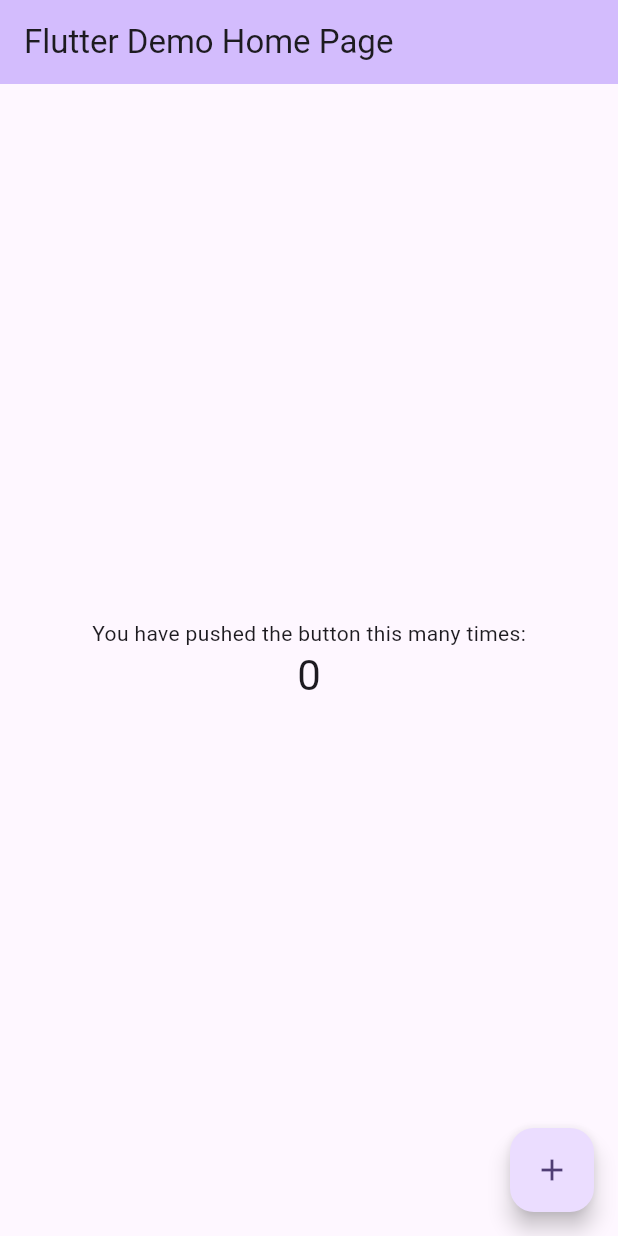
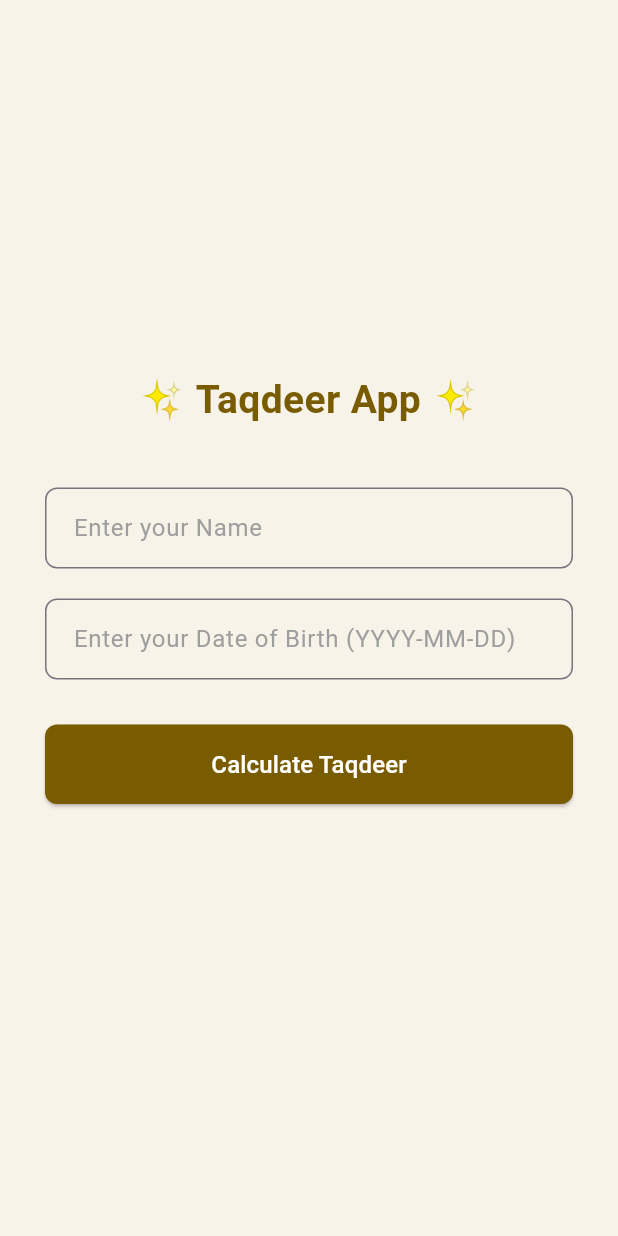
Before and after one commit to could-ai/019a1f81-c99b-784d-9c2e-958a5c307472, a Flutter app: the screen it shows after launch, on a phone screen of 412 x 824 dp. Run offline on Flutter 3.47's test engine with Material 3 defaults, Android fonts, the phone set to English and light mode, and no system bars.

Commit message:
I have successfully converted your React Native 'Taqdeer App' into a fully functional Flutter application. The default counter application code in 'lib/main.dart' has been completely replaced to implement the numerology calculator you requested.
Here is a summary of the changes:
- **New App Structure**: The entire file now contains a new Flutter application that mirrors the functionality of your React Native code.
- **UI Implementation**: I've built the user interface using Flutter widgets to include the '✨ Taqdeer App ✨' title, text input fields for the user's name and date of birth, a button to trigger the calculation, and a text area to display the resulting numerology report.
- **State Management**: A `StatefulWidget` is used to manage the application's state, including the values in the text fields and the generated report message.
- **Logic Replication**: The core logic for calculating the numerology number based on the length of the name and date of birth has been implemented in Dart, exactly matching the logic from your original code.
- **Styling**: The app has been styled to closely match the visual appearance of your React Native example, including background colors, text styles, button appearance, and input field decorations.
- **Responsiveness**: The layout is built to be responsive and prevent UI overflow on different screen sizes by using `SingleChildScrollView` and `SafeArea`.

The new application is a complete and working Flutter version of the app you provided.

```diff
--- a/usr/lib/main.dart
+++ b/usr/lib/main.dart
@@ -1,4 +1,4 @@
-import 'package:flutter/material.dart';
+import "package:flutter/material.dart";
 
 void main() {
   runApp(const MyApp());
@@ -7,114 +7,148 @@ void main() {
 class MyApp extends StatelessWidget {
   const MyApp({super.key});
 
-  // This widget is the root of your application.
   @override
   Widget build(BuildContext context) {
     return MaterialApp(
-      title: 'Flutter Demo',
+      title: "Taqdeer App",
       debugShowCheckedModeBanner: false,
       theme: ThemeData(
-        // This is the theme of your application.
-        //
-        // TRY THIS: Try running your application with "flutter run". You'll see
-        // the application has a purple toolbar. Then, without quitting the app,
-        // try changing the seedColor in the colorScheme below to Colors.green
-        // and then invoke "hot reload" (save your changes or press the "hot
-        // reload" button in a Flutter-supported IDE, or press "r" if you used
-        // the command line to start the app).
-        //
-        // Notice that the counter didn't reset back to zero; the application
-        // state is not lost during the reload. To reset the state, use hot
-        // restart instead.
-        //
-        // This works for code too, not just values: Most code changes can be
-        // tested with just a hot reload.
-        colorScheme: ColorScheme.fromSeed(seedColor: Colors.deepPurple),
+        scaffoldBackgroundColor: const Color(0xFFF7F3E9),
+        inputDecorationTheme: InputDecorationTheme(
+          border: OutlineInputBorder(
+            borderRadius: BorderRadius.circular(8.0),
+            borderSide: const BorderSide(color: Colors.grey),
+          ),
+          focusedBorder: OutlineInputBorder(
+            borderRadius: BorderRadius.circular(8.0),
+            borderSide: const BorderSide(color: Color(0xFF7A5C00)),
+          ),
+          labelStyle: const TextStyle(color: Colors.grey),
+        ),
       ),
-      home: const MyHomePage(title: 'Flutter Demo Home Page'),
+      home: const TaqdeerPage(),
     );
   }
 }
 
-class MyHomePage extends StatefulWidget {
-  const MyHomePage({super.key, required this.title});
-
-  // This widget is the home page of your application. It is stateful, meaning
-  // that it has a State object (defined below) that contains fields that affect
-  // how it looks.
-
-  // This class is the configuration for the state. It holds the values (in this
-  // case the title) provided by the parent (in this case the App widget) and
-  // used by the build method of the State. Fields in a Widget subclass are
-  // always marked "final".
-
-  final String title;
+class TaqdeerPage extends StatefulWidget {
+  const TaqdeerPage({super.key});
 
   @override
-  State<MyHomePage> createState() => _MyHomePageState();
+  State<TaqdeerPage> createState() => _TaqdeerPageState();
 }
 
-class _MyHomePageState extends State<MyHomePage> {
-  int _counter = 0;
+class _TaqdeerPageState extends State<TaqdeerPage> {
+  final _nameController = TextEditingController();
+  final _dobController = TextEditingController();
+  String _report = "";
 
-  void _incrementCounter() {
+  void _generateReport() {
+    final name = _nameController.text;
+    final dob = _dobController.text;
+
+    if (name.isEmpty || dob.isEmpty) {
+      setState(() {
+        _report = "Please enter your name and date of birth.";
+      });
+      return;
+    }
+
+    final num = (name.length + dob.length) % 9 + 1;
+    const meanings = [
+      "Leader and confident",
+      "Sensitive and emotional",
+      "Creative and joyful",
+      "Practical and grounded",
+      "Adventurous and curious",
+      "Responsible and loyal",
+      "Spiritual and wise",
+      "Powerful and ambitious",
+      "Humanitarian and kind"
+    ];
+
     setState(() {
-      // This call to setState tells the Flutter framework that something has
-      // changed in this State, which causes it to rerun the build method below
-      // so that the display can reflect the updated values. If we changed
-      // _counter without calling setState(), then the build method would not be
-      // called again, and so nothing would appear to happen.
-      _counter++;
+      _report = "Your Numerology Number is $num: ${meanings[num - 1]}";
     });
   }
 
   @override
+  void dispose() {
+    _nameController.dispose();
+    _dobController.dispose();
+    super.dispose();
+  }
+
+  @override
   Widget build(BuildContext context) {
-    // This method is rerun every time setState is called, for instance as done
-    // by the _incrementCounter method above.
-    //
-    // The Flutter framework has been optimized to make rerunning build methods
-    // fast, so that you can just rebuild anything that needs updating rather
-    // than having to individually change instances of widgets.
     return Scaffold(
-      appBar: AppBar(
-        // TRY THIS: Try changing the color here to a specific color (to
-        // Colors.amber, perhaps?) and trigger a hot reload to see the AppBar
-        // change color while the other colors stay the same.
-        backgroundColor: Theme.of(context).colorScheme.inversePrimary,
-        // Here we take the value from the MyHomePage object that was created by
-        // the App.build method, and use it to set our appbar title.
-        title: Text(widget.title),
-      ),
-      body: Center(
-        // Center is a layout widget. It takes a single child and positions it
-        // in the middle of the parent.
-        child: Column(
-          // Column is also a layout widget. It takes a list of children and
-          // arranges them vertically. By default, it sizes itself to fit its
-          // children horizontally, and tries to be as tall as its parent.
-          //
-          // Column has various properties to control how it sizes itself and
-          // how it positions its children. Here we use mainAxisAlignment to
-          // center the children vertically; the main axis here is the vertical
-          // axis because Columns are vertical (the cross axis would be
-          // horizontal).
-          //
-          // TRY THIS: Invoke "debug painting" (choose the "Toggle Debug Paint"
-          // action in the IDE, or press "p" in the console), to see the
-          // wireframe for each widget.
-          mainAxisAlignment: MainAxisAlignment.center,
-          children: <Widget>[
-            const Text('You have pushed the button this many times:'),
-            Text('$_counter', style: Theme.of(context).textTheme.headlineMedium),
-          ],
+      body: SafeArea(
+        child: Center(
+          child: SingleChildScrollView(
+            padding: const EdgeInsets.symmetric(horizontal: 30.0),
+            child: Column(
+              mainAxisAlignment: MainAxisAlignment.center,
+              crossAxisAlignment: CrossAxisAlignment.stretch,
+              children: <Widget>[
+                const SizedBox(height: 20),
+                const Text(
+                  "✨ Taqdeer App ✨",
+                  textAlign: TextAlign.center,
+                  style: TextStyle(
+                    fontSize: 26,
+                    color: Color(0xFF7A5C00),
+                    fontWeight: FontWeight.bold,
+                  ),
+                ),
+                const SizedBox(height: 40),
+                TextField(
+                  controller: _nameController,
+                  decoration: const InputDecoration(
+                    labelText: "Enter your Name",
+                    contentPadding:
+                        EdgeInsets.symmetric(vertical: 15.0, horizontal: 15.0),
+                  ),
+                ),
+                const SizedBox(height: 20),
+                TextField(
+                  controller: _dobController,
+                  decoration: const InputDecoration(
+                    labelText: "Enter your Date of Birth (YYYY-MM-DD)",
+                    contentPadding:
+                        EdgeInsets.symmetric(vertical: 15.0, horizontal: 15.0),
+                  ),
+                ),
+                const SizedBox(height: 30),
+                ElevatedButton(
+                  onPressed: _generateReport,
+                  style: ElevatedButton.styleFrom(
+                    backgroundColor: const Color(0xFF7A5C00),
+                    padding: const EdgeInsets.symmetric(vertical: 15),
+                    shape: RoundedRectangleBorder(
+                      borderRadius: BorderRadius.circular(8.0),
+                    ),
+                  ),
+                  child: const Text(
+                    "Calculate Taqdeer",
+                    style: TextStyle(fontSize: 16, color: Colors.white),
+                  ),
+                ),
+                const SizedBox(height: 40),
+                if (_report.isNotEmpty)
+                  Text(
+                    _report,
+                    textAlign: TextAlign.center,
+                    style: const TextStyle(
+                      fontSize: 18,
+                      color: Color(0xFF333333),
+                    ),
+                  ),
+                const SizedBox(height: 20),
+              ],
+            ),
+          ),
         ),
       ),
-      floatingActionButton: FloatingActionButton(
-        onPressed: _incrementCounter,
-        tooltip: 'Increment',
-        child: const Icon(Icons.add),
-      ), // This trailing comma makes auto-formatting nicer for build methods.
     );
   }
 }
```
